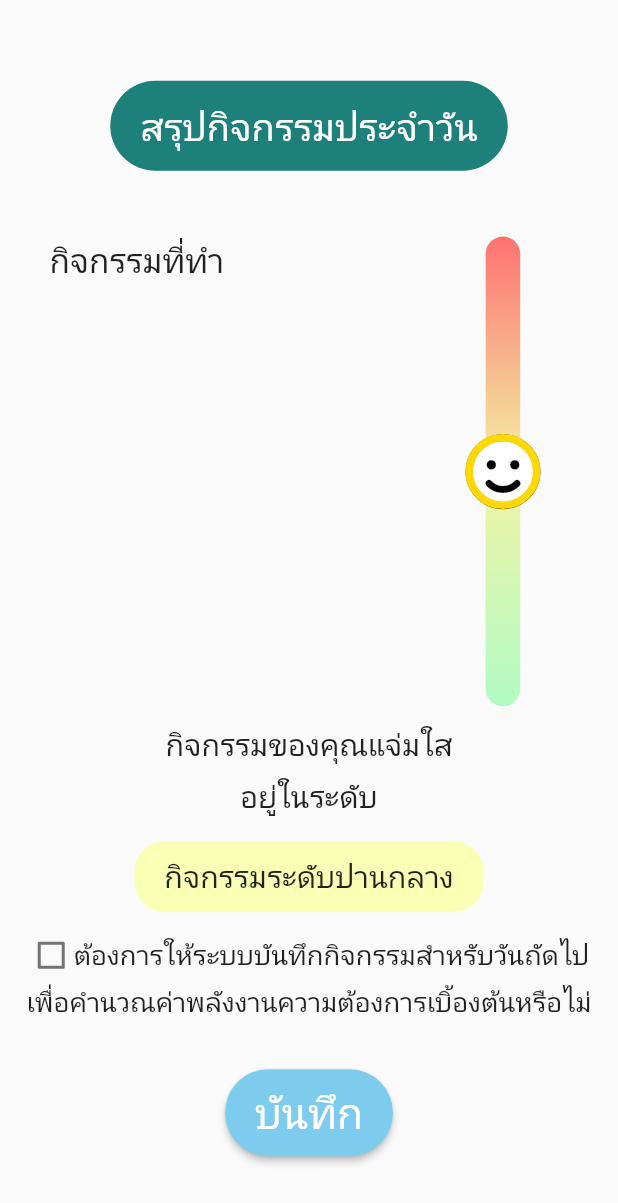
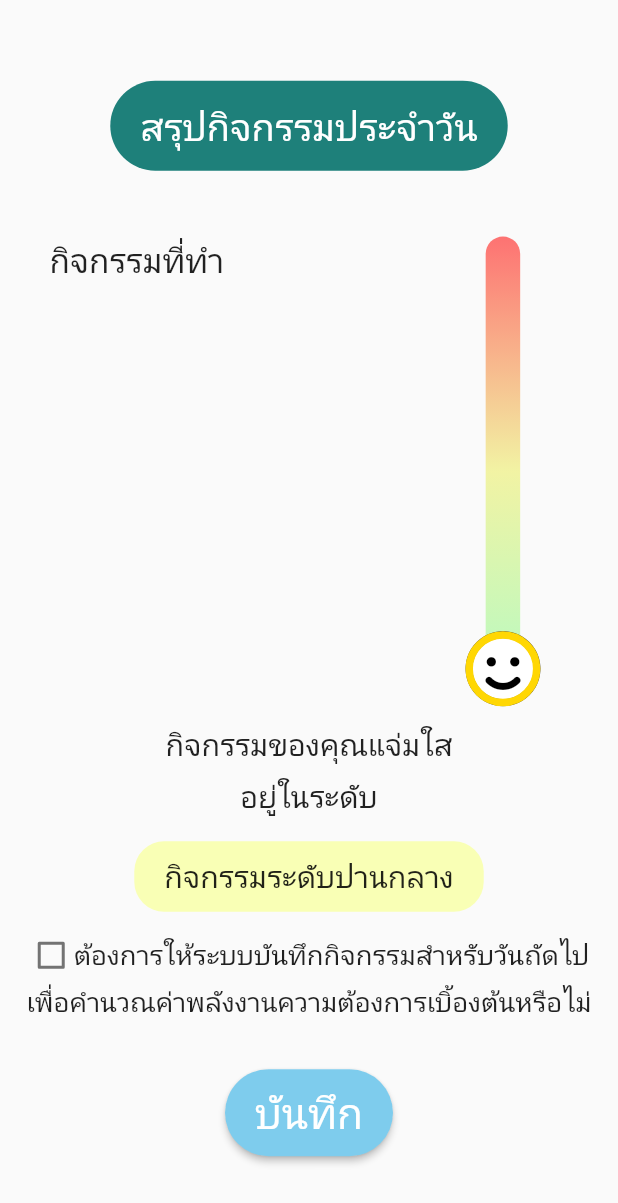
Before and after one commit to AINutritionProject/KinDeeUDee, a Flutter app: the ActivityResult screen opened directly with empty values, on a phone screen of 412 x 824 dp. Shown: the top 1203 px of the screen. Run offline on Flutter 3.47's test engine with Material 2 defaults, Android fonts, the phone set to English and light mode, and no system bars; our stand-ins replace camera, cloud_firestore, csv, dotted_border, firebase_auth, firebase_core and 6 more; missing offline and left inert: dart:ffi; accounts and stored records are empty.

Commit message:
add activityBar result checker

```diff
--- a/lib/pages/information/activity_result.dart
+++ b/lib/pages/information/activity_result.dart
@@ -44,22 +44,26 @@ class _ActivityResultBodyState extends State<ActivityResultBody> {
     const Color(0xFFDCFFD9)
   ];
   List<String> activities = [];
+  int activityLevel = 1;
 
   @override
   void initState() {
     for (var element in widget.user.extraLightActivities!) {
       if (element.activityName != "") {
         activities.add(element.activityName);
+        activityLevel = 1;
       }
     }
     for (var element in widget.user.lightActivities!) {
       if (element.activityName != "") {
         activities.add(element.activityName);
+        activityLevel = 2;
       }
     }
     for (var element in widget.user.mediumActivities!) {
       if (element.activityName != "") {
         activities.add(element.activityName);
+        activityLevel = 3;
       }
     }
     super.initState();
@@ -121,10 +125,12 @@ class _ActivityResultBodyState extends State<ActivityResultBody> {
                 ],
               ),
             ),
-            const Expanded(
+            Expanded(
               flex: 2,
               child: Center(
-                child: ResultBar(level: 2),
+                child: Builder(builder: (context) {
+                  return ResultBar(level: activityLevel);
+                }),
               ),
             )
           ],
```
